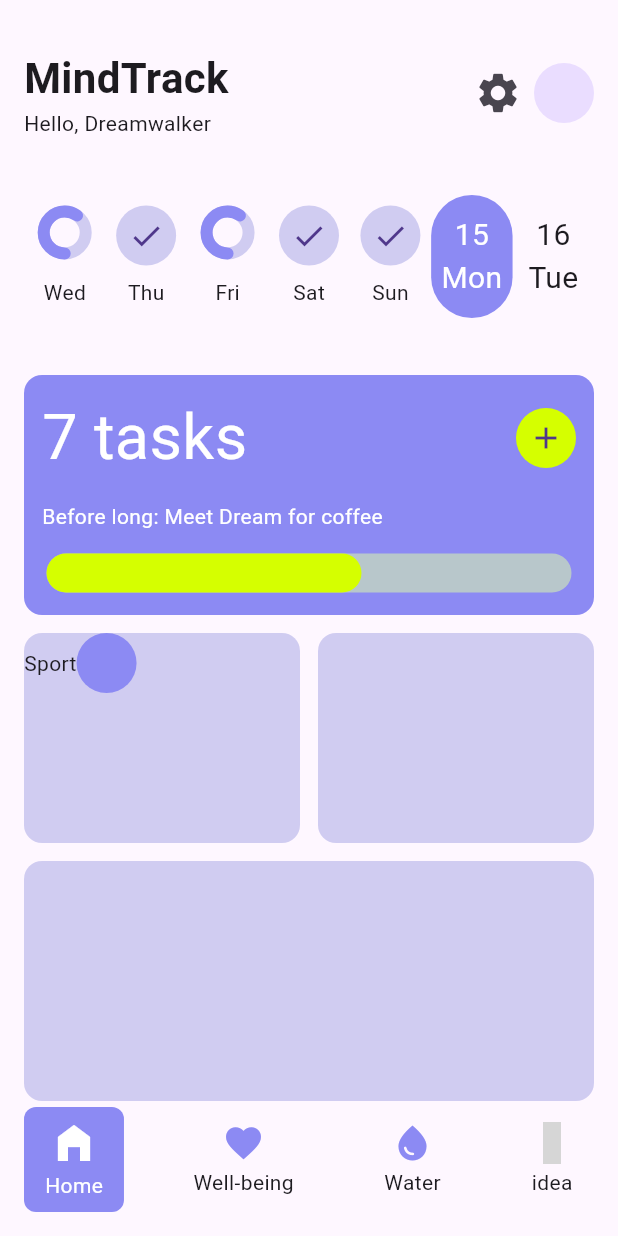
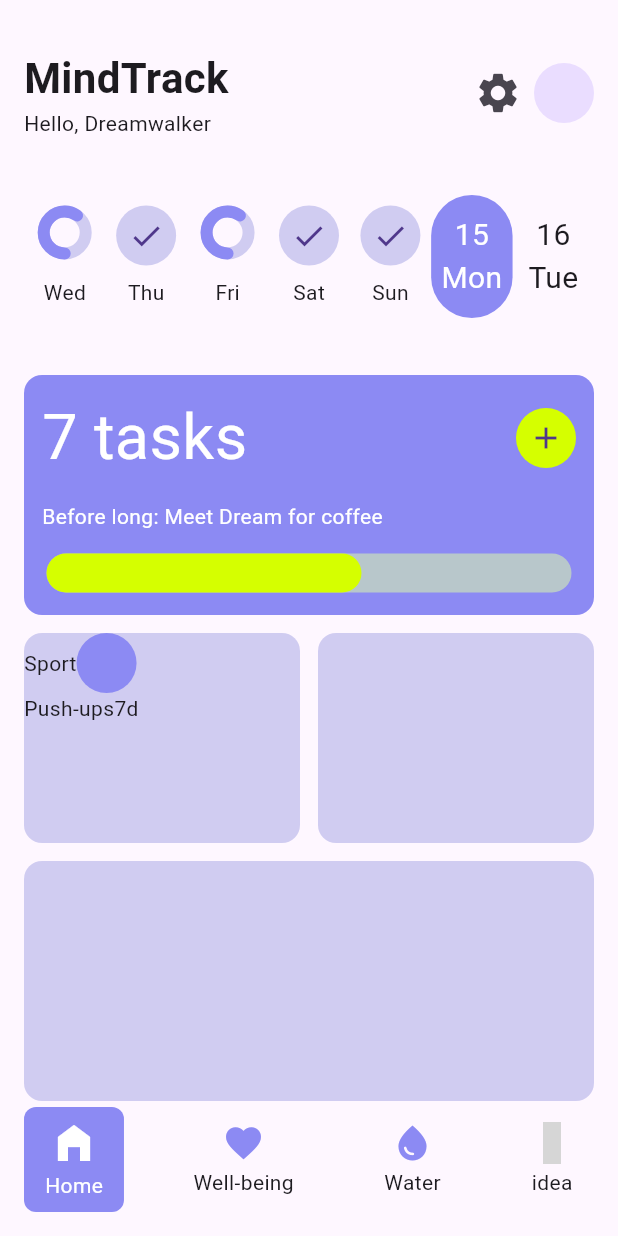
Before and after one commit to JAICHANGPARK/flutter_notebook_chapter_43, a Flutter app: the HabitJournalMainScreen screen opened directly, on a phone screen of 412 x 824 dp. Run offline on Flutter 3.47's test engine with Material 3 defaults, Android fonts, the phone set to English and light mode, and no system bars; drawn by our look-alikes of percent_indicator; our stand-ins replace gap, hugeicons; grey boxes are pictures that could not be loaded.

Commit message:
Update habit_journal_home_screen.dart

```diff
--- a/lib/ep2173_habit_journal_app/ui/home/habit_journal_home_screen.dart
+++ b/lib/ep2173_habit_journal_app/ui/home/habit_journal_home_screen.dart
@@ -263,6 +263,19 @@ class _HabitJournalHomeScreenState extends State<HabitJournalHomeScreen> {
                                   backgroundColor: HabitAppTheme.primary,
                                 ),
                               ],
+                            ),
+                            Container(
+                              decoration: BoxDecoration(),
+                              child: Row(
+                                children: [
+                                  Text(
+                                    "Push-ups",
+                                  ),
+                                  Text(
+                                    "7d",
+                                  )
+                                ],
+                              ),
                             )
                           ],
                         ),
```
